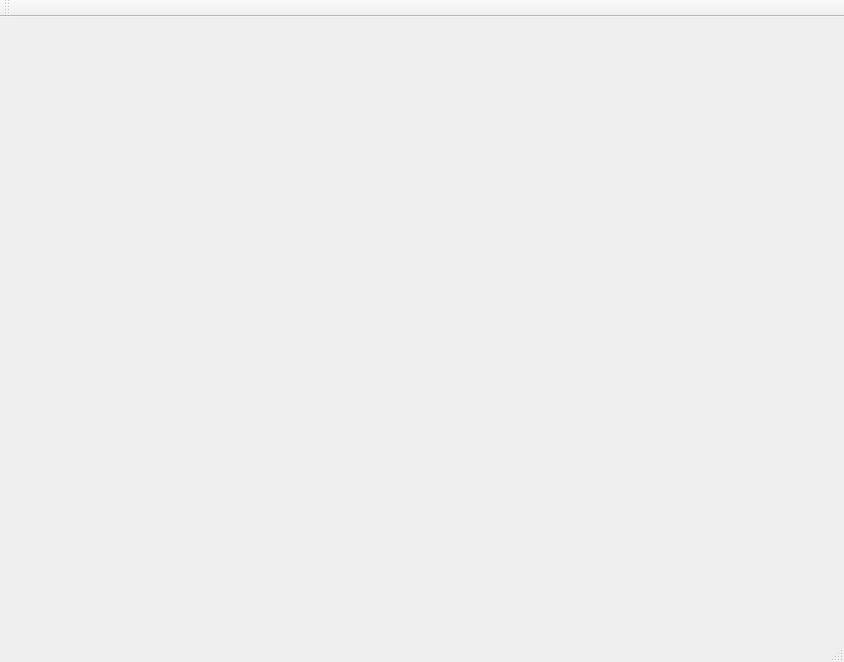
Qt form mainwindow.ui (vvranjek/ugraffiti) before a commit.
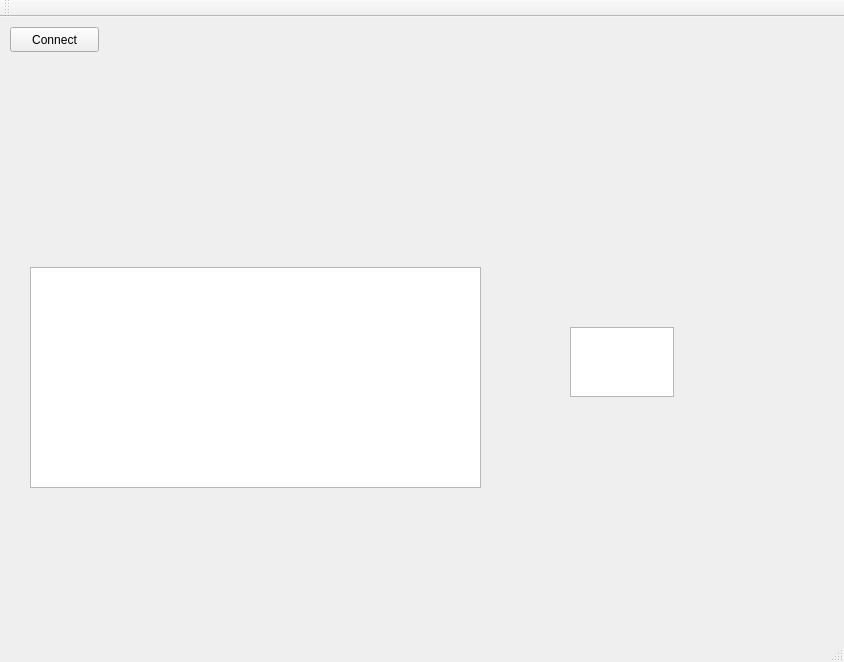
The same form after that commit.

The edit to the form file:
```diff
--- a/mainwindow.ui
+++ b/mainwindow.ui
@@ -13,7 +13,41 @@
   <property name="windowTitle">
    <string>MainWindow</string>
   </property>
-  <widget class="QWidget" name="centralWidget"/>
+  <widget class="QWidget" name="centralWidget">
+   <widget class="QPushButton" name="ConnectButtonon">
+    <property name="geometry">
+     <rect>
+      <x>10</x>
+      <y>10</y>
+      <width>89</width>
+      <height>25</height>
+     </rect>
+    </property>
+    <property name="text">
+     <string>Connect</string>
+    </property>
+   </widget>
+   <widget class="QTextEdit" name="debugEdit">
+    <property name="geometry">
+     <rect>
+      <x>30</x>
+      <y>250</y>
+      <width>451</width>
+      <height>221</height>
+     </rect>
+    </property>
+   </widget>
+   <widget class="QPlainTextEdit" name="plainTextEdit">
+    <property name="geometry">
+     <rect>
+      <x>570</x>
+      <y>310</y>
+      <width>104</width>
+      <height>70</height>
+     </rect>
+    </property>
+   </widget>
+  </widget>
   <widget class="QMenuBar" name="menuBar">
    <property name="geometry">
     <rect>
```
